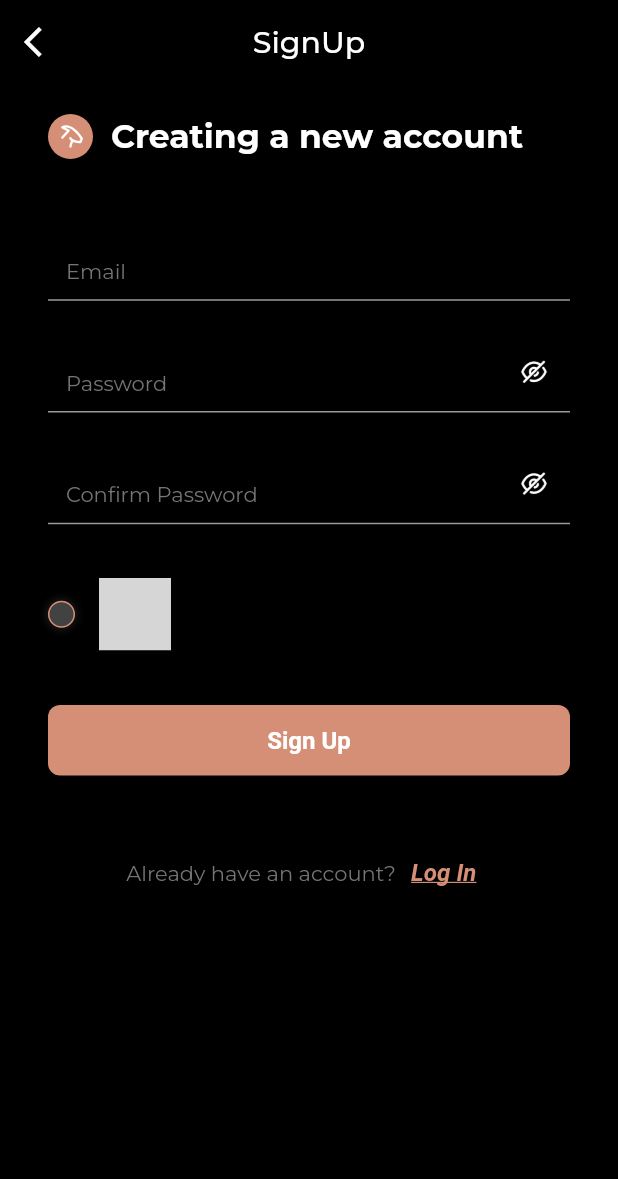
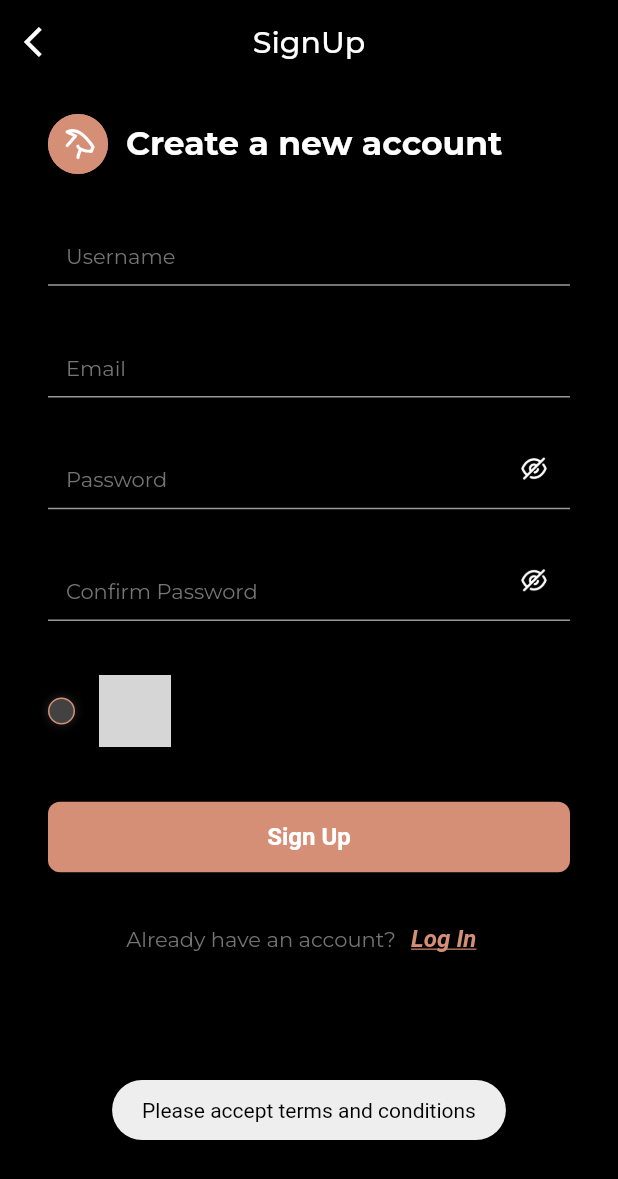
Before and after one commit to yabeye/ewitter_app, a Flutter app: the SignUpView screen opened directly, after a tap on "Sign Up", on a phone screen of 412 x 824 dp. Shown: the top 1179 px of the screen. Run offline on Flutter 3.47's test engine with Material 2 defaults, Android fonts, the phone set to English and light mode, and no system bars; drawn by our look-alikes of nb_utils; our stand-ins replace appwrite, flutter_dotenv, flutter_riverpod, flutter_svg, fpdart, google_fonts; grey boxes are pictures that could not be loaded.

Commit message:
💂‍♂️ Implemented signup and authentication.

```diff
--- a/lib/src/common/components/components.dart
+++ b/lib/src/common/components/components.dart
@@ -1,3 +1,4 @@
 export 'back_widget.dart';
 export 'custom_linear_stepper.dart';
+export 'logo_loader.dart';
 export 'select_item_widget.dart';
--- /dev/null
+++ b/lib/src/common/components/logo_loader.dart
@@ -0,0 +1,41 @@
+import 'package:flutter/material.dart';
+import 'package:flutter_svg/flutter_svg.dart';
+import 'package:nb_utils/nb_utils.dart';
+
+import '../../constants/constants.dart';
+import '../../theme/theme.dart';
+
+class LogoLoader extends StatelessWidget {
+  const LogoLoader({
+    super.key,
+    required this.isLoading,
+  });
+
+  final bool isLoading;
+
+  @override
+  Widget build(BuildContext context) {
+    return Container(
+      height: 40,
+      width: 40,
+      decoration: BoxDecoration(
+        color: KPallet.primaryColor,
+        borderRadius: radius(100),
+      ),
+      child: Stack(
+        fit: StackFit.expand,
+        children: [
+          SvgPicture.asset(KAssets.ewitterLogo),
+          SizedBox(
+            child: !isLoading
+                ? null
+                : const CircularProgressIndicator(
+                    color: KPallet.primaryColor,
+                    strokeWidth: 8,
+                  ),
+          )
+        ],
+      ),
+    );
+  }
+}
--- /dev/null
+++ b/lib/src/constants/api_constants.dart
@@ -0,0 +1,4 @@
+class KApi {
+  static const int timeoutInSeconds = 60;
+  static const apiCallTimeout = Duration(seconds: timeoutInSeconds);
+}
--- a/lib/src/constants/app_label_constants.dart
+++ b/lib/src/constants/app_label_constants.dart
@@ -4,6 +4,7 @@ class KApp {
   static const String description = "Ewitter App";
 
   // Error Messages
+  static const String timeOutError = "We couldn't connect you at the moment";
   static const String unExpectedError = "Unexpected error occurred";
 
   static const String version = "0.0.1";
--- a/lib/src/constants/constants.dart
+++ b/lib/src/constants/constants.dart
@@ -1,3 +1,4 @@
+export 'api_constants.dart';
 export 'app_label_constants.dart';
 export 'appwrite_constants.dart';
 export 'asset_constants.dart';
--- a/lib/src/constants/ui_constants.dart
+++ b/lib/src/constants/ui_constants.dart
@@ -44,6 +44,7 @@ AppBar appBar({
 
 Widget customTextField(
   BuildContext context, {
+  bool autoFocus = false,
   String? labelText,
   TextEditingController? controller,
   FocusNode? focus,
@@ -58,6 +59,7 @@ Widget customTextField(
   return AppTextField(
     controller: controller,
     focus: focus,
+    autoFocus: autoFocus,
     nextFocus: nextFocusNode,
     textFieldType: textFieldType ?? TextFieldType.NAME,
     errorThisFieldRequired:
--- a/lib/src/core/core.dart
+++ b/lib/src/core/core.dart
@@ -1,2 +1,3 @@
 export 'failure.dart';
+export 'providers.dart';
 export 'type_defs.dart';
--- a/lib/src/features/auth/view/signup_view.dart
+++ b/lib/src/features/auth/view/signup_view.dart
@@ -1,30 +1,32 @@
+import 'package:flutter/material.dart';
 import 'package:flutter/gestures.dart';
-import 'package:flutter/material.dart';
-import 'package:flutter_svg/flutter_svg.dart';
+import 'package:flutter_riverpod/flutter_riverpod.dart';
 import 'package:nb_utils/nb_utils.dart';
 import 'package:url_launcher/url_launcher.dart';
+import 'package:ewitter_app/src/features/auth/controllers/auth_controller.dart';
 
 import '../../../common/components/components.dart';
 import '../../../constants/constants.dart';
-import '../../../constants/ui_constants.dart';
 import '../../../theme/theme.dart';
 import '../../../utils/utils.dart';
 
-class SignUpView extends StatefulWidget {
+class SignUpView extends ConsumerStatefulWidget {
   const SignUpView({super.key});
 
   @override
-  State<SignUpView> createState() => _SignUpViewState();
+  ConsumerState<SignUpView> createState() => _SignUpViewState();
 }
 
-class _SignUpViewState extends State<SignUpView> {
+class _SignUpViewState extends ConsumerState<SignUpView> {
   late final GlobalKey<FormState> _formKey = GlobalKey<FormState>();
 
-  late final TextEditingController _usernameOrEmailController;
+  late final TextEditingController _usernameController;
+  late final TextEditingController _emailController;
   late final TextEditingController _passwordController;
   late final TextEditingController _confirmPasswordController;
 
-  late final FocusNode _usernameOrEmailFocus;
+  late final FocusNode _usernameFocus;
+  late final FocusNode _emailFocus;
   late final FocusNode _passwordFocus;
   late final FocusNode _confirmPasswordFocus;
 
@@ -34,41 +36,51 @@ class _SignUpViewState extends State<SignUpView> {
   void initState() {
     super.initState();
 
-    _usernameOrEmailController = TextEditingController();
+    _usernameController = TextEditingController();
+    _emailController = TextEditingController();
     _passwordController = TextEditingController();
     _confirmPasswordController = TextEditingController();
 
-    _usernameOrEmailFocus = FocusNode();
+    _usernameFocus = FocusNode();
+    _emailFocus = FocusNode();
     _passwordFocus = FocusNode();
     _confirmPasswordFocus = FocusNode();
   }
 
   @override
   void dispose() {
-    _usernameOrEmailController.dispose();
+    _usernameController.dispose();
+    _emailController.dispose();
     _passwordController.dispose();
     _confirmPasswordController.dispose();
 
-    _usernameOrEmailFocus.dispose();
+    _usernameFocus.dispose();
+    _emailFocus.dispose();
     _passwordFocus.dispose();
     _confirmPasswordFocus.dispose();
     super.dispose();
   }
 
-  void _signUp() async {
+  void _onSignUp() {
     if (!_formKey.currentState!.validate()) {
       return;
     }
-    if (_doesUserAcceptTC) {
+    if (!_doesUserAcceptTC) {
       toasty(context, "Please accept terms and conditions");
       return;
     }
 
-    //TODO: Continue implementing sign up logic!
+    ref.read(authControllerProvider.notifier).signUp(
+          email: _emailController.text,
+          password: _passwordController.text,
+          name: _usernameController.text,
+        );
   }
 
   @override
   Widget build(BuildContext context) {
+    final isLoading = ref.watch(authControllerProvider);
+
     return Scaffold(
       appBar: appBar(
         titleWidget: const Padding(
@@ -86,15 +98,11 @@ class _SignUpViewState extends State<SignUpView> {
               20.height,
               Row(
                 children: [
-                  SvgPicture.asset(
-                    KAssets.ewitterLogo,
-                    width: 30,
-                    height: 30,
-                  ).paddingRight(12),
+                  LogoLoader(isLoading: isLoading).paddingRight(12),
                   Align(
                     alignment: Alignment.centerLeft,
                     child: Text(
-                      "Creating a new account",
+                      "${isLoading ? "Creating" : "Create"} a new account",
                       style: boldTextStyle(
                         size: heading2Size,
                         color: KPallet.whiteColor,
@@ -103,7 +111,7 @@ class _SignUpViewState extends State<SignUpView> {
                   ),
                 ],
               ),
-              40.height,
+              20.height,
               _buildSignUpForm(context),
               20.height,
               _buildTCWidget(),
@@ -121,8 +129,21 @@ class _SignUpViewState extends State<SignUpView> {
       children: [
         customTextField(
           context,
-          controller: _usernameOrEmailController,
-          focus: _usernameOrEmailFocus,
+          autoFocus: true,
+          controller: _usernameController,
+          focus: _usernameFocus,
+          nextFocusNode: _emailFocus,
+          textFieldType: TextFieldType.NAME,
+          errorFieldRequired: "Username is required",
+          labelText: "Username",
+          autoFillHints: const [AutofillHints.username],
+          onFieldSubmitted: (s) {},
+        ),
+        20.height,
+        customTextField(
+          context,
+          controller: _emailController,
+          focus: _emailFocus,
           nextFocusNode: _passwordFocus,
           textFieldType: TextFieldType.EMAIL,
           errorFieldRequired: "email is required",
@@ -213,6 +234,7 @@ class _SignUpViewState extends State<SignUpView> {
   }
 
   Widget _buildRememberWidget() {
+    final isLoading = ref.watch(authControllerProvider);
     return Column(
       children: [
         AppButton(
@@ -220,9 +242,9 @@ class _SignUpViewState extends State<SignUpView> {
           color: KPallet.primaryColor,
           textStyle: boldTextStyle(color: white),
           width: context.width() - context.navigationBarHeight,
-          onTap: _signUp,
+          onTap: isLoading ? null : _onSignUp,
         ),
-        40.height,
+        20.height,
         Row(
           mainAxisAlignment: MainAxisAlignment.center,
           children: [
--- a/pubspec.yaml
+++ b/pubspec.yaml
@@ -42,6 +42,7 @@ dependencies:
   url_launcher: ^6.1.10
   flutter_riverpod: ^2.3.4
   fpdart: ^0.5.0
+  flutter_dotenv: ^5.0.2
 
 dev_dependencies:
   flutter_test:
@@ -68,6 +69,7 @@ flutter:
   assets:
     - assets/icons/
     - assets/images/
+    - .env
   #   - images/a_dot_ham.jpeg
 
   # An image asset can refer to one or more resolution-specific "variants", see
```
Also changed, not shown: lib/main.dart (+7 -3 lines), lib/src/apis/auth_api.dart (+66 -15 lines), lib/src/constants/appwrite_constants.dart (+22 -1 lines), lib/src/core/providers.dart (added, +17 -0 lines), lib/src/features/auth/controllers/auth_controller.dart (added, +53 -0 lines), lib/src/features/auth/view/login_view.dart (+89 -63 lines), lib/src/features/home/view/home_view.dart (added, +25 -0 lines), pubspec.lock, 1 other file.
